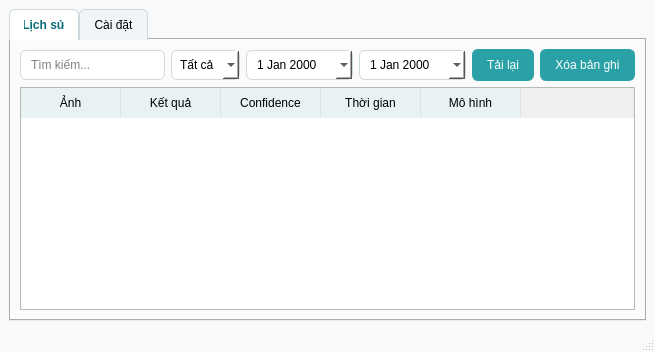
First picture: the form in final_ml/ui/ui_history_settings.ui, repository bichnga1845/MLBA_FinalProjectt, before the edit.
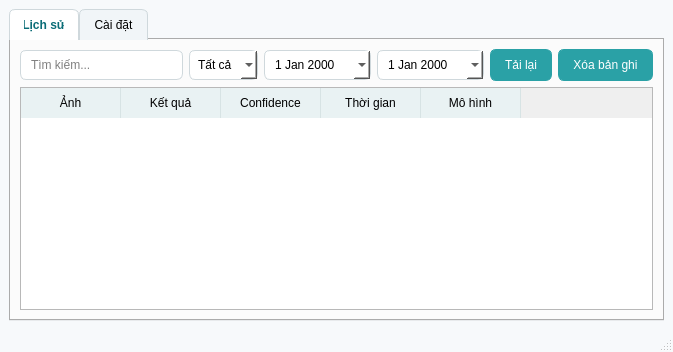
Second picture: the form after the edit.

Commit message: history setting

```diff
--- a/final_ml/ui/ui_history_settings.ui
+++ b/final_ml/ui/ui_history_settings.ui
@@ -6,7 +6,7 @@
    <rect>
     <x>0</x>
     <y>0</y>
-    <width>655</width>
+    <width>673</width>
     <height>352</height>
    </rect>
   </property>
```
The commit also changes 2 other files.
